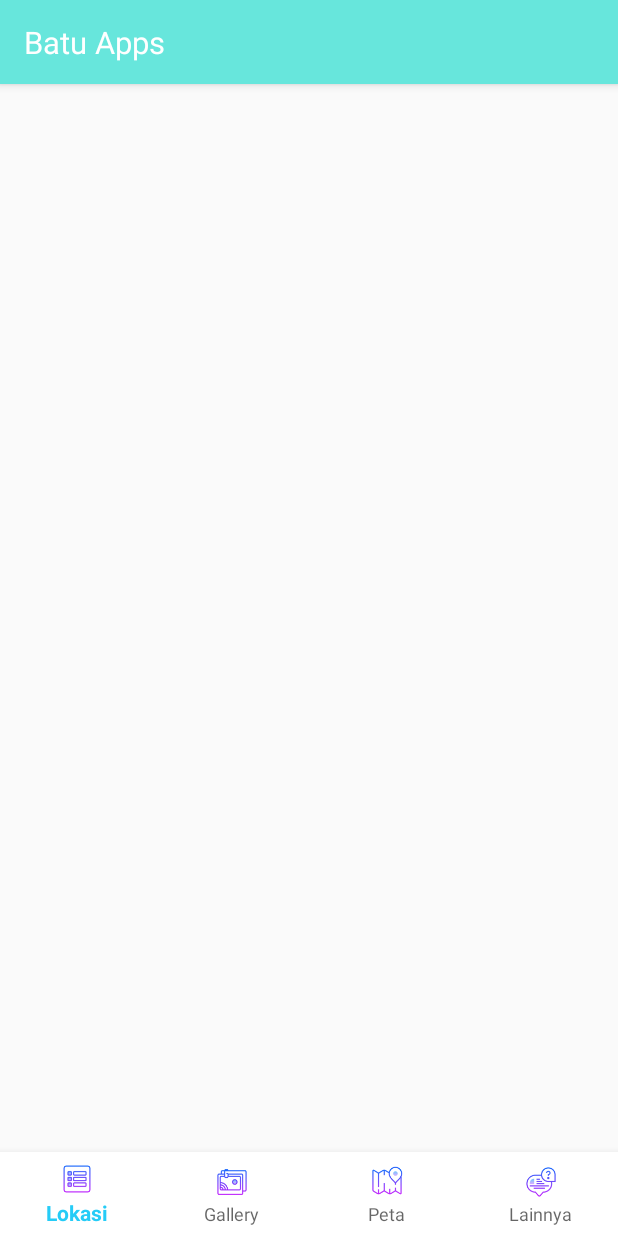
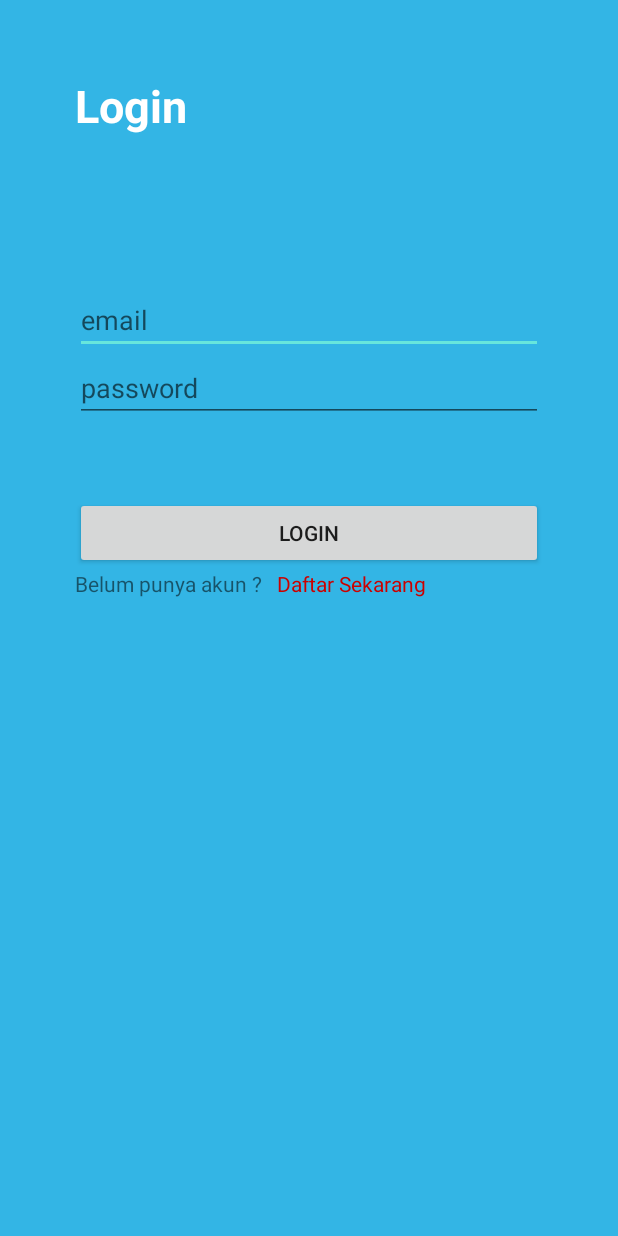
Before and after one commit to almasaml/batuApps, an Android app: the screen it shows after launch (MainActivity before the commit, HomeActivity after it), on a phone screen of 412 x 824 dp. Run offline under Robolectric (Android 15) with nearby library versions, the phone set to English and light mode, and no system bars; our stand-ins replace Firebase (no records; nobody signed in at launch, a user with empty details on screens opened directly), navigation-ui, sdp/ssp sizes.

Commit message:
success with login

```diff
--- a/app/build.gradle
+++ b/app/build.gradle
@@ -13,6 +13,7 @@ apply plugin: 'kotlin-android'
 apply plugin: 'kotlin-android-extensions'
 apply plugin: 'kotlin-kapt'
 apply plugin: 'com.getkeepsafe.dexcount'
+apply plugin: 'com.google.gms.google-services'
 
 repositories {
     maven { url 'https://maven.fabric.io/public' }
@@ -44,7 +45,7 @@ android {
         }
     }
     sourceSets {
-        main{
+        main {
             res.srcDirs = [
                     'src/main/res',
                     'src/main/res-menu',
@@ -69,6 +70,7 @@ androidExtensions {
 
 dependencies {
     implementation fileTree(dir: 'libs', include: ['*.jar'])
+    implementation 'com.google.firebase:firebase-auth:16.0.5'
     testImplementation 'junit:junit:4.12'
 
     implementation 'androidx.appcompat:appcompat:1.0.2'
@@ -93,6 +95,8 @@ dependencies {
     implementation 'com.intuit.sdp:sdp-android:1.0.6'
     implementation 'com.intuit.ssp:ssp-android:1.0.6'
     implementation 'com.github.devlight.navigationtabstrip:navigationtabstrip:1.0.4'
+    implementation 'androidx.navigation:navigation-fragment-ktx:2.0.0'
+    implementation 'androidx.navigation:navigation-ui-ktx:2.0.0'
 
     implementation 'com.github.bumptech.glide:glide:4.9.0'
     kapt 'com.github.bumptech.glide:compiler:4.9.0'
--- a/app/src/main/AndroidManifest.xml
+++ b/app/src/main/AndroidManifest.xml
@@ -26,12 +26,16 @@
                 android:name="io.fabric.ApiKey"
                 android:value="fe0128ac33f10b07245496598e025d620f9b4706"/>
 
-        <activity android:name=".main.views.MainActivity">
+        <activity android:name=".main.views.HomeActivity">
             <intent-filter>
                 <action android:name="android.intent.action.MAIN"/>
 
                 <category android:name="android.intent.category.LAUNCHER"/>
             </intent-filter>
+        </activity>
+
+        <activity android:name=".main.views.MainActivity"
+                    android:screenOrientation="portrait">
         </activity>
         <activity android:name=".menu.listplace.views.DetailListPlaceActivity"
                   android:screenOrientation="portrait">
--- /dev/null
+++ b/app/src/main/java/com/almas/batuapps/main/views/HomeActivity.kt
@@ -0,0 +1,29 @@
+package com.almas.batuapps.main.views
+
+import android.os.Bundle
+import androidx.appcompat.app.AppCompatActivity
+import androidx.navigation.Navigation
+import androidx.navigation.ui.NavigationUI
+import androidx.navigation.ui.setupActionBarWithNavController
+import com.almas.batuapps.R
+import kotlinx.android.synthetic.main.activity_home.*
+
+class HomeActivity : AppCompatActivity(){
+
+    override fun onCreate(savedInstanceState: Bundle?) {
+        super.onCreate(savedInstanceState)
+        setContentView(R.layout.activity_home)
+        setSupportActionBar(ToolbarMain)
+        setupNavigation()
+    }
+
+    private fun setupNavigation(){
+        val navController = Navigation.findNavController(this, R.id.FragmentMain)
+        setupActionBarWithNavController(navController)
+        NavigationUI.setupWithNavController(ToolbarMain, navController)
+    }
+
+    override fun onSupportNavigateUp(): Boolean {
+        return Navigation.findNavController(this, R.id.FragmentMain).navigateUp()
+    }
+}
--- /dev/null
+++ b/app/src/main/java/com/almas/batuapps/main/views/LoginFragment.kt
@@ -0,0 +1,67 @@
+package com.almas.batuapps.main.views
+
+import android.os.Bundle
+import android.text.TextUtils
+import android.util.Log
+import android.view.LayoutInflater
+import android.view.View
+import android.view.ViewGroup
+import android.widget.EditText
+import androidx.fragment.app.Fragment
+import androidx.navigation.findNavController
+import com.almas.batuapps.R
+import com.google.firebase.auth.FirebaseAuth
+import kotlinx.android.synthetic.main.login_layout.view.*
+
+class LoginFragment : Fragment(){
+
+    lateinit var username : EditText
+    lateinit var password : EditText
+    lateinit var mAuth : FirebaseAuth
+
+    override fun onCreateView(inflater: LayoutInflater, container: ViewGroup?, savedInstanceState: Bundle?): View? {
+        return inflater.inflate(R.layout.login_layout, container, false)
+    }
+
+    override fun onViewCreated(view: View, savedInstanceState: Bundle?) {
+        super.onViewCreated(view, savedInstanceState)
+
+        username = view.findViewById(R.id.userName)
+        password = view.findViewById(R.id.password)
+
+        mAuth = FirebaseAuth.getInstance()
+
+        view.button_first.setOnClickListener {
+
+            val email = username.text.toString().trim()
+            val pass = password.text.toString().trim()
+
+            if (TextUtils.isEmpty(email)){
+                username.error = "Enter Email"
+                return@setOnClickListener
+            }
+            if (TextUtils.isEmpty(pass)){
+                password.error = "Enter Password"
+                return@setOnClickListener
+            }
+
+            FirebaseAuth.getInstance().signInWithEmailAndPassword(email, pass)
+                .addOnCompleteListener{
+                    if (!it.isSuccessful){ return@addOnCompleteListener
+                        view.findNavController().navigate(R.id.action_to_menu_main)
+                    } else
+                    {
+                        view.findNavController().navigate(R.id.action_to_menu_main)
+                    }
+                }
+                .addOnFailureListener {
+                    Log.d("main", "Failed Login: ${it.message}")
+                }
+        }
+
+        view.registrasi.setOnClickListener {
+            it.findNavController().navigate(R.id.action_to_second_fragment)
+        }
+    }
+
+}
--- /dev/null
+++ b/app/src/main/res/layout/activity_home.xml
@@ -0,0 +1,29 @@
+<?xml version="1.0" encoding="utf-8"?>
+<RelativeLayout
+        xmlns:android="http://schemas.android.com/apk/res/android"
+        xmlns:tools="http://schemas.android.com/tools"
+        xmlns:app="http://schemas.android.com/apk/res-auto"
+        android:layout_width="match_parent"
+        android:layout_height="match_parent"
+        tools:context=".main.views.HomeActivity">
+
+    <androidx.appcompat.widget.Toolbar
+            android:id="@+id/ToolbarMain"
+            android:layout_width="match_parent"
+            android:layout_height="wrap_content"
+            android:background="@color/colorPrimary"
+            android:theme="@style/AppTheme.AppBarOverlay">
+    </androidx.appcompat.widget.Toolbar>
+
+    <fragment
+            android:id="@+id/FragmentMain"
+            android:layout_width="match_parent"
+            android:layout_height="match_parent"
+            android:label="@string/fragment_main"
+            android:name="androidx.navigation.fragment.NavHostFragment"
+            app:navGraph="@navigation/nav_graph"
+            app:defaultNavHost="true"
+            tools:layout="@layout/login_layout">
+    </fragment>
+
+</RelativeLayout>
--- /dev/null
+++ b/app/src/main/res/layout/login_layout.xml
@@ -0,0 +1,70 @@
+<?xml version="1.0" encoding="utf-8"?>
+<LinearLayout xmlns:android="http://schemas.android.com/apk/res/android"
+              android:orientation="vertical"
+              android:layout_width="match_parent"
+              android:layout_height="match_parent"
+              android:background="@android:color/holo_blue_light">
+
+    <TextView
+            android:layout_width="match_parent"
+            android:layout_height="wrap_content"
+            android:text="@string/login"
+            android:layout_margin="50dp"
+            android:textSize="30dp"
+            android:textColor="@android:color/background_light"
+            android:textStyle="bold">
+    </TextView>
+
+    <LinearLayout
+            android:layout_width="match_parent"
+            android:layout_height="wrap_content"
+            android:orientation="vertical"
+            android:layout_margin="50dp">
+
+        <EditText
+                android:id="@+id/userName"
+                android:layout_width="match_parent"
+                android:layout_height="wrap_content"
+                android:layout_weight="1"
+                android:inputType="textEmailAddress"
+                android:hint="@string/email"
+                android:textColor="@android:color/background_light"/>
+
+        <EditText
+                android:id="@+id/password"
+                android:layout_width="match_parent"
+                android:layout_height="wrap_content"
+                android:layout_weight="1"
+                android:inputType="textPassword"
+                android:hint="@string/password"
+                android:textColor="@android:color/background_light"/>
+    </LinearLayout>
+
+    <Button
+            android:id="@+id/button_first"
+            android:layout_width="match_parent"
+            android:layout_height="wrap_content"
+            android:layout_marginLeft="50dp"
+            android:layout_marginRight="50dp"
+            android:text="@string/login"/>
+
+    <LinearLayout
+            android:layout_width="match_parent"
+            android:layout_height="wrap_content"
+            android:orientation="horizontal">
+
+        <TextView
+                android:layout_width="wrap_content"
+                android:layout_height="wrap_content"
+                android:text="@string/confirm"
+                android:layout_marginLeft="50dp"/>
+
+        <TextView
+                android:id="@+id/registrasi"
+                android:layout_width="match_parent"
+                android:layout_height="wrap_content"
+                android:text="@string/linkregistrasi"
+                android:textColor="@android:color/holo_red_dark"
+                android:layout_marginLeft="10dp"/>
+    </LinearLayout>
+</LinearLayout>
--- /dev/null
+++ b/app/src/main/res/navigation/nav_graph.xml
@@ -0,0 +1,37 @@
+<?xml version="1.0" encoding="utf-8"?>
+<navigation xmlns:android="http://schemas.android.com/apk/res/android"
+            xmlns:app="http://schemas.android.com/apk/res-auto"
+            xmlns:tools="http://schemas.android.com/tools"
+            android:id="@+id/nav_graph"
+            app:startDestination="@id/firstFragment">
+        <fragment
+                android:id="@+id/firstFragment"
+                android:name="com.almas.batuapps.main.views.LoginFragment"
+                android:label="@string/login"
+                tools:layout="@layout/login_layout">
+            <action
+                android:id="@+id/action_to_second_fragment"
+                app:destination="@+id/secondFragment"/>
+            <action
+                    android:id="@+id/action_to_menu_main"
+                    app:destination="@id/MenuMain"/>
+        </fragment>
+
+        <fragment
+                android:id="@+id/secondFragment"
+                android:name="com.almas.batuapps.main.views.SignUpFragment"
+                android:label="@string/registrasi"
+                tools:layout="@layout/signup_layout">
+            <action
+                    android:id="@+id/action_to_first_fragment"
+                    app:destination="@+id/firstFragment"/>
+        </fragment>
+
+        <activity
+                android:id="@+id/MenuMain"
+                android:name="com.almas.batuapps.main.views.MainActivity"
+                android:label="@string/app_name"
+                tools:layout="@layout/activity_main">
+        </activity>
+
+</navigation>
--- a/app/src/main/res/values/strings.xml
+++ b/app/src/main/res/values/strings.xml
@@ -1,4 +1,11 @@
 <resources>
     <string name="app_name">Batu Apps</string>
     <string name="clik_again">Tekan lagi untuk menutup</string>
+    <string name="fragment_main">Fragmen Main</string>
+    <string name="login">Login</string>
+    <string name="email">email</string>
+    <string name="password">password</string>
+    <string name="confirm">Belum punya akun ?</string>
+    <string name="linkregistrasi">Daftar Sekarang</string>
+    <string name="registrasi">Registrasi</string>
 </resources>
--- a/build.gradle
+++ b/build.gradle
@@ -11,6 +11,7 @@ buildscript {
     dependencies {
         classpath 'com.android.tools.build:gradle:3.4.2'
         classpath "org.jetbrains.kotlin:kotlin-gradle-plugin:$kotlin_version"
+        classpath 'com.google.gms:google-services:4.2.0'
         // NOTE: Do not place your application dependencies here; they belong
         // in the individual module build.gradle files
     }
```
Also changed, not shown: app/src/main/java/com/almas/batuapps/main/views/SignUpFragment.kt (added, +52 -0 lines), app/src/main/res/layout/signup_layout.xml (added, +48 -0 lines), 1 other file. Lines whose indentation alone changed are shown as unchanged.
